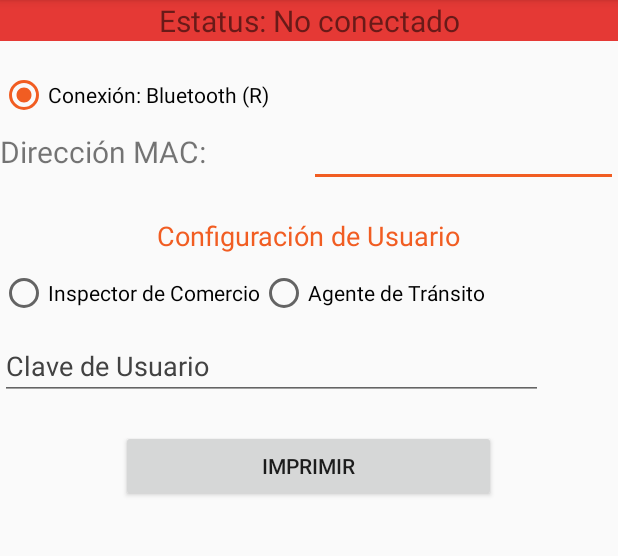
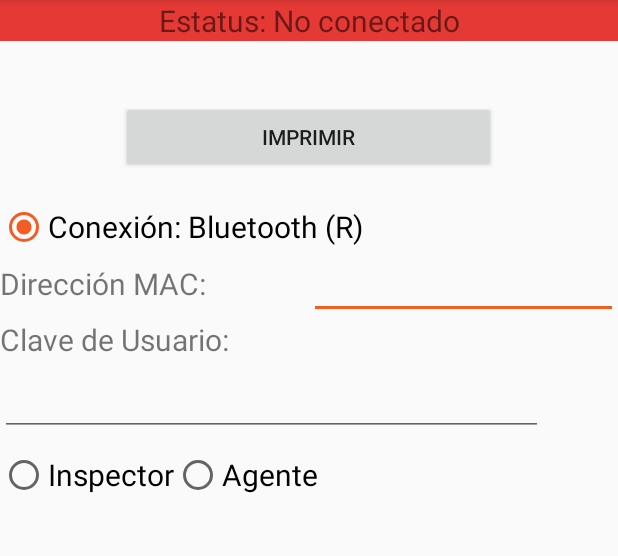
Before and after one commit to adanch22/OperGOBImpresora, an Android app: the screen it shows after launch (Connectivity), on a phone screen of 412 x 824 dp, the part 84-640 px from its top. Run offline under Robolectric (Android 15) with nearby library versions, the phone set to English and light mode, and no system bars; libraries missing offline, so code that uses them is left out: com.zebra.sdk.

Commit message:
Version 1.0 impresora OperGOB

```diff
--- a/app/src/main/AndroidManifest.xml
+++ b/app/src/main/AndroidManifest.xml
@@ -35,7 +35,6 @@
             android:theme="@style/AppTheme.NoActionBar">
             <intent-filter>
                 <action android:name="android.intent.action.MAIN" />
-
                 <category android:name="android.intent.category.LAUNCHER" />
             </intent-filter>
         </activity>
--- a/app/src/main/java/com/example/opergobimpresora/Connectivity.java
+++ b/app/src/main/java/com/example/opergobimpresora/Connectivity.java
@@ -40,7 +40,7 @@ public class Connectivity extends AppCompatActivity {
     private RadioButton btRadioButton;
     private ZebraPrinter printer;
     private TextView statusField;
-    private EditText macAddress, ipDNSAddress, portNumber;
+    private EditText macAddress, ipDNSAddress, portNumber, claveUsuario;
     private Button testButton;
     private FileInputStream fis;
 
@@ -54,6 +54,7 @@ public class Connectivity extends AppCompatActivity {
         setContentView(R.layout.activity_connectivity);
 
         macAddress = (EditText) this.findViewById(R.id.macInput);
+        claveUsuario = (EditText) this.findViewById(R.id.Usuario);
         macAddress.setText(SettingsHelper.getBluetoothAddress(this));
 
         statusField = (TextView) this.findViewById(R.id.statusText);
@@ -68,8 +69,10 @@ public class Connectivity extends AppCompatActivity {
         testButton.setOnClickListener(new View.OnClickListener() {
 
             public void onClick(View v) {
+                Toast.makeText(getApplicationContext(), URL, Toast.LENGTH_SHORT).show();
                 new Thread(new Runnable() {
                     public void run() {
+
                         enableTestButton(false);
                         Looper.prepare();
                         doConnectionTest();
@@ -102,14 +105,16 @@ public class Connectivity extends AppCompatActivity {
             public void onCheckedChanged(RadioGroup radioGroupTipoApp, int checkedId) {
                 if (checkedId == R.id.ComercioRadio) {
                     TipoTicket = 1;
-                    Toast.makeText(getApplicationContext(), "ticket de comercio", Toast.LENGTH_SHORT).show();
+                    String claveUsuarioTexto = claveUsuario.getText().toString();
+                    Toast.makeText(getApplicationContext(), "ticket de comercio: " + claveUsuarioTexto, Toast.LENGTH_SHORT).show();
                     // toggleEditField(macAddress, true);
                    /*
                     toggleEditField(portNumber, false);
                     toggleEditField(ipDNSAddress, false);*/
                 } else {
                     TipoTicket = 2;
-                    Toast.makeText(getApplicationContext(), "ticket de Transito", Toast.LENGTH_SHORT).show();
+                    String claveUsuarioTexto = claveUsuario.getText().toString();
+                    Toast.makeText(getApplicationContext(), "ticket de Transito: "+ claveUsuarioTexto, Toast.LENGTH_SHORT).show();
                    /*  toggleEditField(portNumber, true);
                     toggleEditField(ipDNSAddress, true);*/
                     // toggleEditField(macAddress, false);
--- a/app/src/main/res/layout/activity_connectivity.xml
+++ b/app/src/main/res/layout/activity_connectivity.xml
@@ -12,6 +12,7 @@
         android:layout_height="wrap_content"
         tools:ignore="MissingConstraints">
 
+
         <TextView
             android:id="@+id/statusText"
             android:layout_width="fill_parent"
@@ -22,6 +23,14 @@
             android:background="@color/colorRed"
             android:textSize="20dp" />
 
+        <Button
+            android:id="@+id/testButton"
+            android:layout_width="250dp"
+            android:layout_height="wrap_content"
+            android:layout_gravity="center_horizontal"
+            android:layout_marginTop="40dp"
+            android:text="Imprimir"
+            />
         <RadioGroup
             android:layout_width="fill_parent"
             android:layout_height="wrap_content"
@@ -34,6 +43,7 @@
                 android:id="@+id/bluetoothRadio"
                 android:layout_height="wrap_content"
                 android:layout_width="wrap_content"
+                android:textSize="20dp"
                 android:text="Conexión: Bluetooth (R)" />
 
         </RadioGroup>
@@ -45,7 +55,7 @@
             <TextView
                 android:id="@+id/macAddressText"
                 android:layout_width="fill_parent"
-                android:textSize="20.0sp"
+                android:textSize="20dp"
                 android:layout_height="wrap_content"
                 android:text="Dirección MAC:"
                 android:layout_weight="1" />
@@ -59,13 +69,23 @@
         </LinearLayout>
 
         <TextView
-            android:layout_width="wrap_content"
+            android:id="@+id/UsuarioText"
+            android:layout_width="fill_parent"
+            android:textSize="20dp"
             android:layout_height="wrap_content"
-            android:textColor = "@color/colorAccent"
-            android:layout_gravity="center_horizontal"
-            android:text="Configuración de Usuario"
-            android:layout_marginTop="20dp"
-            android:textSize="18dp"/>
+            android:text="Clave de Usuario:"
+            android:layout_weight="1" />
+
+        <EditText
+            android:layout_marginTop="5dp"
+            android:layout_marginLeft="0dp"
+            android:layout_marginRight="50dp"
+            android:tooltipText="Clave de Usuario"
+            android:textColor="@color/cardview_dark_background"
+            android:layout_width="match_parent"
+            android:layout_height="wrap_content"
+            android:id="@+id/Usuario"
+            />
 
         <RadioGroup
             android:id="@+id/radioGroupTipoApp"
@@ -79,36 +99,17 @@
                 android:id="@+id/ComercioRadio"
                 android:layout_height="wrap_content"
                 android:layout_width="wrap_content"
-                android:text="Inspector de Comercio" />
+                android:textSize="20dp"
+                android:text="Inspector" />
 
             <RadioButton
                 android:id="@+id/TransitoRadio"
                 android:layout_height="wrap_content"
                 android:layout_width="wrap_content"
-                android:text="Agente de Tránsito" />
+                android:textSize="20dp"
+                android:text="Agente" />
 
         </RadioGroup>
 
-        <EditText
-            android:layout_marginTop="10dp"
-            android:layout_marginLeft="0dp"
-            android:layout_marginRight="50dp"
-            android:text="Clave de Usuario"
-            android:textColor="@color/cardview_dark_background"
-            android:layout_width="match_parent"
-            android:layout_height="wrap_content"
-            android:id="@+id/Usuario"
-            />
-
-
-        <Button
-            android:id="@+id/testButton"
-            android:layout_width="250dp"
-            android:layout_height="wrap_content"
-            android:layout_gravity="center_horizontal"
-            android:layout_marginTop="20dp"
-            android:text="Imprimir"
-            />
-
     </LinearLayout>
 </androidx.constraintlayout.widget.ConstraintLayout>
```
